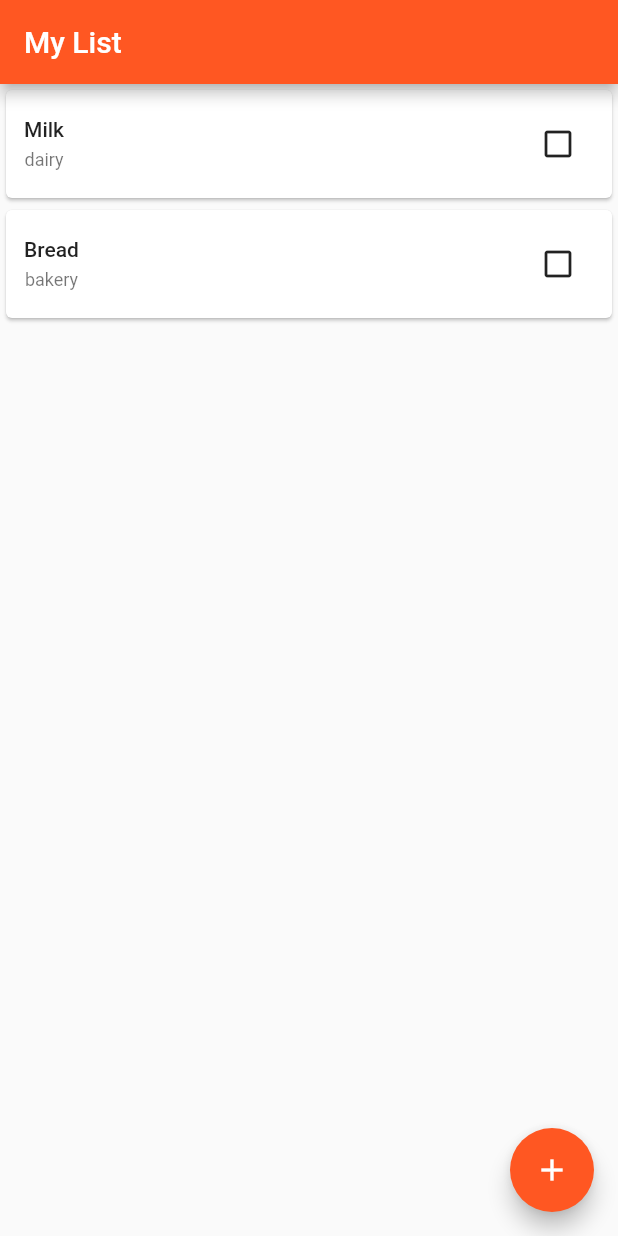
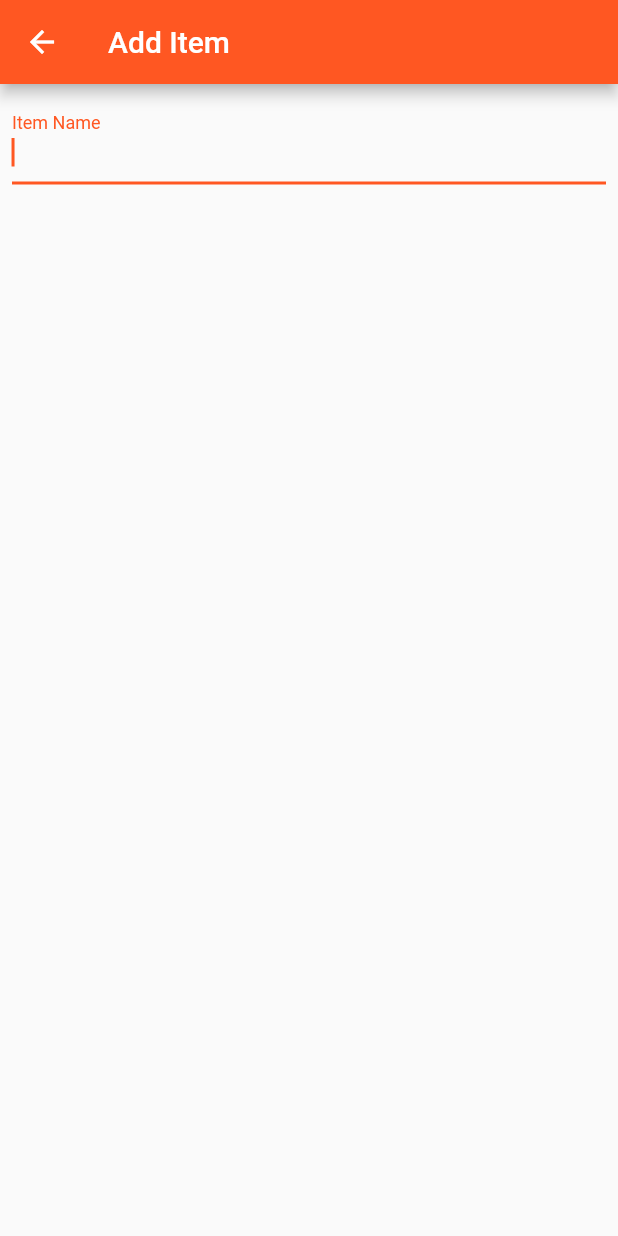
Before and after one commit to samhiggs/playground-flutter, a Flutter app: the screen it shows after launch, after a tap on the "add" icon, on a phone screen of 412 x 824 dp. Run offline on Flutter 3.47's test engine with Material 2 defaults, Android fonts, the phone set to English and light mode, and no system bars; our stand-ins replace flutter_riverpod, get_it.

Commit message:
feat: add form provider to handle live updates

```diff
--- a/frontend/startup_generator/lib/components/grocery_list.dart
+++ b/frontend/startup_generator/lib/components/grocery_list.dart
@@ -6,7 +6,8 @@ import 'package:startup_generator/services/grocery_item_servce.dart';
 import 'package:startup_generator/theme.dart';
 
 class GroceryList extends StatefulWidget {
-  const GroceryList({Key? key}) : super(key: key);
+  final Function handleAddItem;
+  const GroceryList({Key? key, required this.handleAddItem}) : super(key: key);
 
   @override
   State<GroceryList> createState() => _GroceryListState();
@@ -55,7 +56,7 @@ class _GroceryListState extends State<GroceryList> {
           child: EmptyListInd(
         title: "No Grocery Items",
         buttonText: "Add Item",
-        onButtonPressed: () {},
+        onButtonPressed: widget.handleAddItem,
       ));
     }
 
--- a/frontend/startup_generator/lib/main.dart
+++ b/frontend/startup_generator/lib/main.dart
@@ -1,114 +1,37 @@
 import 'package:flutter/material.dart';
-// import 'package:startup_generator/request.dart';
-import 'package:http/http.dart' as http;
+import 'package:get_it/get_it.dart';
+import 'package:startup_generator/providers/grocery_item_form_provider.dart';
+import 'package:startup_generator/screens/add_grocery_item_screen.dart';
 import 'package:startup_generator/screens/list_screen.dart';
 import 'package:startup_generator/theme.dart';
 
-class Hello {
-  final String hello;
+GetIt getIt = GetIt.instance;
 
-  const Hello({
-    required this.hello
-  });
+void main() {
+  WidgetsFlutterBinding.ensureInitialized;
 
-}
-Future<http.Response> getHello() {
-  return http.get(Uri.parse("http://localhost:8000"));
+  setupSingletons();
+
+  runApp(MyApp());
 }
 
-void main() {
-  runApp(const MyApp());
+void setupSingletons() {
+  getIt.registerSingleton<GroceryItemFormProvider>(
+    GroceryItemFormProviderImplementation(),
+    signalsReady: true,
+  );
 }
 
 class MyApp extends StatelessWidget {
-  const MyApp({Key? key}) : super(key: key);
-
   @override
   Widget build(BuildContext context) {
     return MaterialApp(
-      debugShowCheckedModeBanner: false,
-      title: 'Listie',
-      theme: ThemeData(
-        primarySwatch: ThemeColors.primary,
-      ),
-      home: const ListScreen(),
-    );
-  }
-
-}
-
-class MyHomePage extends StatefulWidget {
-  const MyHomePage({Key? key, required this.title}) : super(key: key);
-
-  final String title;
-
-  @override
-  State<MyHomePage> createState() => _MyHomePageState();
-}
-
-class _MyHomePageState extends State<MyHomePage> {
-  int _counter = 0;
-
-  void _incrementCounter() {
-    setState(() {
-      // This call to setState tells the Flutter framework that something has
-      // changed in this State, which causes it to rerun the build method below
-      // so that the display can reflect the updated values. If we changed
-      // _counter without calling setState(), then the build method would not be
-      // called again, and so nothing would appear to happen.
-      _counter++;
-    });
-  }
-
-  @override
-  Widget build(BuildContext context) {
-    // This method is rerun every time setState is called, for instance as done
-    // by the _incrementCounter method above.
-    //
-    // The Flutter framework has been optimized to make rerunning build methods
-    // fast, so that you can just rebuild anything that needs updating rather
-    // than having to individually change instances of widgets.
-    return Scaffold(
-      appBar: AppBar(
-        // Here we take the value from the MyHomePage object that was created by
-        // the App.build method, and use it to set our appbar title.
-        title: Text(widget.title),
-      ),
-      body: Center(
-        // Center is a layout widget. It takes a single child and positions it
-        // in the middle of the parent.
-        child: Column(
-          // Column is also a layout widget. It takes a list of children and
-          // arranges them vertically. By default, it sizes itself to fit its
-          // children horizontally, and tries to be as tall as its parent.
-          //
-          // Invoke "debug painting" (press "p" in the console, choose the
-          // "Toggle Debug Paint" action from the Flutter Inspector in Android
-          // Studio, or the "Toggle Debug Paint" command in Visual Studio Code)
-          // to see the wireframe for each widget.
-          //
-          // Column has various properties to control how it sizes itself and
-          // how it positions its children. Here we use mainAxisAlignment to
-          // center the children vertically; the main axis here is the vertical
-          // axis because Columns are vertical (the cross axis would be
-          // horizontal).
-          mainAxisAlignment: MainAxisAlignment.center,
-          children: <Widget>[
-            const Text(
-              'You have pushed the button this many times:',
-            ),
-            Text(
-              '$_counter',
-              style: Theme.of(context).textTheme.headline4,
-            ),
-          ],
-        ),
-      ),
-      floatingActionButton: FloatingActionButton(
-        onPressed: _incrementCounter,
-        tooltip: 'Increment',
-        child: const Icon(Icons.add),
-      ), // This trailing comma makes auto-formatting nicer for build methods.
-    );
+        title: "My Shopper",
+        debugShowCheckedModeBanner: false,
+        theme: ThemeData(primarySwatch: ThemeColors.primary),
+        routes: {
+          '/': (ctx) => ListScreen(),
+          AddGroceryItemScreen.routeName: (ctx) => AddGroceryItemScreen(),
+        });
   }
 }
--- a/frontend/startup_generator/lib/models/grocery_item.dart
+++ b/frontend/startup_generator/lib/models/grocery_item.dart
@@ -25,15 +25,21 @@ class GroceryItem {
   Category? category;
   bool purchased = false;
 
-  GroceryItem.fromJson(Map<String, dynamic> json){
+  GroceryItem() {
+    //TODO: Maybe set some additional defaults in this constructor
+  }
+
+  GroceryItem.fromJson(Map<String, dynamic> json) {
     id = json['id'];
     name = json['name'];
     purchased = json['purchased'];
-    category = json['category'] != null ? categoryFromString(json['category']) : Category.Misc;
+    category = json['category'] != null
+        ? categoryFromString(json['category'])
+        : Category.Misc;
   }
 
   get categoryLabel {
-    if(category == null) {
+    if (category == null) {
       return "-";
     }
 
@@ -42,8 +48,8 @@ class GroceryItem {
 
   static Category? categoryFromString(String category) {
     return groceryItemCategoryMap.entries
-      .firstWhere((element) => element.value == category)
-      .key;
+        .firstWhere((element) => element.value == category)
+        .key;
   }
 
   static String? stringFromCategory(Category category) {
--- /dev/null
+++ b/frontend/startup_generator/lib/providers/grocery_item_form_provider.dart
@@ -0,0 +1,75 @@
+import 'package:flutter/material.dart';
+import 'package:flutter_riverpod/flutter_riverpod.dart';
+import 'package:startup_generator/models/grocery_item.dart';
+
+abstract class GroceryItemFormProvider extends ChangeNotifier {
+  GroceryItem _groceryItem = GroceryItem();
+
+  bool _isProcessing = false;
+  GlobalKey<FormState> _form = GlobalKey<FormState>();
+
+  // GETTERS
+  GroceryItem get groceryItem;
+  bool get isProcessing;
+  GlobalKey<FormState> get form;
+
+  // OPERATIONS
+  void clearItem();
+  void loadItem(GroceryItem item);
+  Future<void> saveItem();
+
+  // VALIDATION
+  String? validateName(String? value);
+
+  // VALUES
+  void setName(String name);
+}
+
+class GroceryItemFormProviderImplementation extends GroceryItemFormProvider {
+  GroceryItemFormProviderImplementation() {}
+
+  void handleUpdate() {
+    notifyListeners();
+  }
+
+  @override
+  void clearItem() {
+    _groceryItem = GroceryItem();
+    handleUpdate();
+  }
+
+  @override
+  GlobalKey<FormState> get form => _form;
+
+  @override
+  GroceryItem get groceryItem => _groceryItem;
+
+  @override
+  bool get isProcessing => _isProcessing;
+
+  @override
+  void loadItem(GroceryItem item) {
+    _groceryItem = item;
+    handleUpdate();
+  }
+
+  @override
+  Future<void> saveItem() {
+    handleUpdate();
+    throw UnimplementedError();
+  }
+
+  @override
+  String? validateName(String? value) {
+    if (value == null || value.isEmpty) {
+      return "Item name is required";
+    }
+    return null;
+  }
+
+  @override
+  void setName(String name) {
+    _groceryItem.name = name;
+    handleUpdate();
+  }
+}
--- /dev/null
+++ b/frontend/startup_generator/lib/screens/add_grocery_item_screen.dart
@@ -0,0 +1,58 @@
+import 'package:flutter/material.dart';
+import 'package:flutter/src/foundation/key.dart';
+import 'package:flutter/src/widgets/framework.dart';
+import 'package:startup_generator/main.dart';
+import 'package:startup_generator/providers/grocery_item_form_provider.dart';
+
+class AddGroceryItemScreen extends StatefulWidget {
+  const AddGroceryItemScreen({Key? key}) : super(key: key);
+  static const routeName = '/add-grocery-item';
+
+  @override
+  State<AddGroceryItemScreen> createState() => _AddGroceryItemScreenState();
+}
+
+class _AddGroceryItemScreenState extends State<AddGroceryItemScreen> {
+  final formProvider = getIt<GroceryItemFormProvider>();
+
+  @override
+  void initState() {
+    super.initState();
+    formProvider.addListener(() {
+      setStateIfMounted(() {});
+    });
+  }
+
+  void setStateIfMounted(f) {
+    // mounted is a property of a stateful widget so this protects
+    // the app from crashing.
+    if (mounted) setState(f);
+  }
+
+  @override
+  Widget build(BuildContext context) {
+    return Scaffold(
+      appBar: AppBar(
+        title: Text("Add Item"),
+      ),
+      body: Form(
+        key: formProvider.form,
+        child: Padding(
+          padding: const EdgeInsets.all(8.0),
+          child: Column(children: [
+            TextFormField(
+              decoration: InputDecoration(
+                labelText: "Item Name",
+              ),
+              autofocus: true,
+              onChanged: (value) {
+                formProvider.setName(value);
+              },
+              validator: formProvider.validateName,
+            )
+          ]),
+        ),
+      ),
+    );
+  }
+}
--- a/frontend/startup_generator/lib/screens/list_screen.dart
+++ b/frontend/startup_generator/lib/screens/list_screen.dart
@@ -1,5 +1,6 @@
 import 'package:flutter/material.dart';
 import 'package:startup_generator/components/grocery_list.dart';
+import 'package:startup_generator/screens/add_grocery_item_screen.dart';
 
 class ListScreen extends StatefulWidget {
   const ListScreen({Key? key}) : super(key: key);
@@ -9,6 +10,10 @@ class ListScreen extends StatefulWidget {
 }
 
 class _ListScreenState extends State<ListScreen> {
+  void _handleAddItem() {
+    Navigator.of(context).pushNamed(AddGroceryItemScreen.routeName);
+  }
+
   @override
   Widget build(BuildContext context) {
     return Scaffold(
@@ -16,9 +21,11 @@ class _ListScreenState extends State<ListScreen> {
           title: const Text("My List"),
         ),
         floatingActionButton: FloatingActionButton(
-          onPressed: () {},
+          onPressed: _handleAddItem,
           child: const Icon(Icons.add),
         ),
-        body: GroceryList());
+        body: GroceryList(
+          handleAddItem: _handleAddItem,
+        ));
   }
 }
```
Also changed, not shown: frontend/startup_generator/pubspec.yaml (+3 -70 lines), frontend/startup_generator/pubspec.lock.
